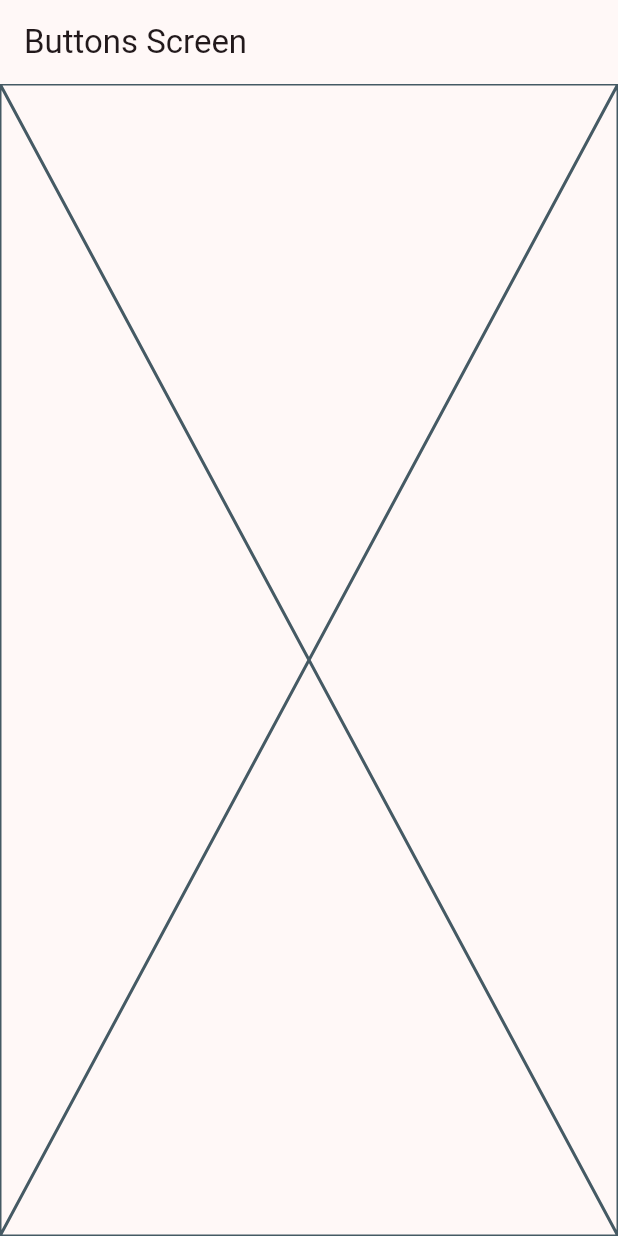
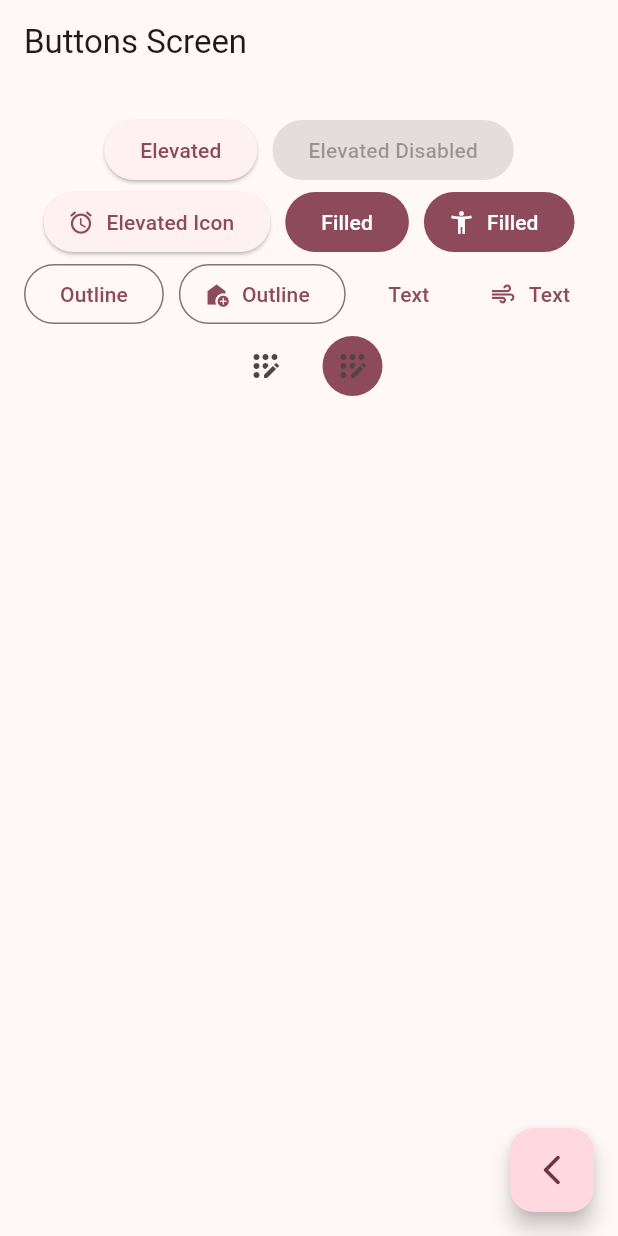
Before and after one commit to Sloot04/widgets_app, a Flutter app: the ButtonsScreen screen opened by its route, on a phone screen of 412 x 824 dp. Run offline on Flutter 3.47's test engine with Material 2 defaults, Android fonts, the phone set to English and light mode, and no system bars; our stand-ins replace go_router.

Commit message:
buttons screen

```diff
--- a/lib/presentation/screens/buttons/buttons_screen.dart
+++ b/lib/presentation/screens/buttons/buttons_screen.dart
@@ -1,7 +1,8 @@
 import 'package:flutter/material.dart';
+import 'package:go_router/go_router.dart';
 
 class ButtonsScreen extends StatelessWidget {
-   static const String name = 'buttons_screen';
+  static const String name = 'buttons_screen';
   const ButtonsScreen({super.key});
 
   @override
@@ -10,7 +11,67 @@ class ButtonsScreen extends StatelessWidget {
       appBar: AppBar(
         title: const Text('Buttons Screen'),
       ),
-      body: const Placeholder(),
+      body: const _ButtonsView(),
+      floatingActionButton: FloatingActionButton(
+        onPressed: () {
+          context.pop();
+        },
+        child: const Icon(Icons.arrow_back_ios_new_rounded),
+      ),
     );
   }
 }
+
+class _ButtonsView extends StatelessWidget {
+  const _ButtonsView();
+
+  @override
+  Widget build(BuildContext context) {
+    final colors = Theme.of(context).colorScheme;
+    return SizedBox(
+      width: double.infinity,
+      child: Padding(
+        padding: const EdgeInsets.symmetric(horizontal: 10, vertical: 20),
+        child: Wrap(
+          spacing: 10,
+          alignment: WrapAlignment.center,
+          children: [
+            ElevatedButton(onPressed: () {}, child: const Text('Elevated')),
+            const ElevatedButton(
+                onPressed: null, child: Text('Elevated Disabled')),
+            ElevatedButton.icon(
+                onPressed: () {},
+                icon: const Icon(Icons.access_alarm_rounded),
+                label: const Text('Elevated Icon')),
+            FilledButton(onPressed: () {}, child: const Text('Filled')),
+            FilledButton.icon(
+              onPressed: () {},
+              label: const Text('Filled'),
+              icon: const Icon(Icons.accessibility_new_sharp),
+            ),
+            OutlinedButton(onPressed: () {}, child: const Text('Outline')),
+            OutlinedButton.icon(
+              onPressed: () {},
+              label: const Text('Outline'),
+              icon: const Icon(Icons.add_home),
+            ),
+            TextButton(onPressed: () {}, child: const Text('Text')),
+            TextButton.icon(
+              onPressed: () {},
+              label: const Text('Text'),
+              icon: const Icon(Icons.air_outlined),
+            ),
+            IconButton(
+                onPressed: () {},
+                icon: const Icon(Icons.app_registration_rounded)),
+                IconButton(
+                onPressed: () {},
+                icon: const Icon(Icons.app_registration_rounded), style: ButtonStyle(
+                  backgroundColor: MaterialStatePropertyAll(colors.primary),
+                ),),
+          ],
+        ),
+      ),
+    );
+  }
+}
```
